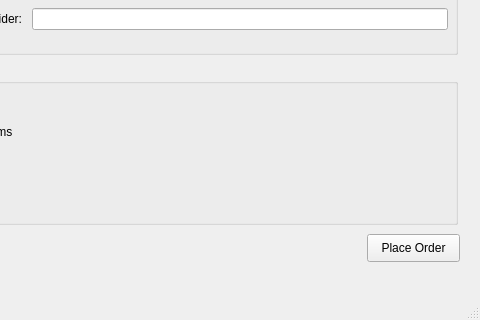
Above: ui_files/OnlineOrderCheckout.ui from TahaZahid05/Restaurant-Managment-System before the change; both pictures show x 163 to 643 and y 506 to 826 of the 643 by 826 pixel window. Below: the same form after it.
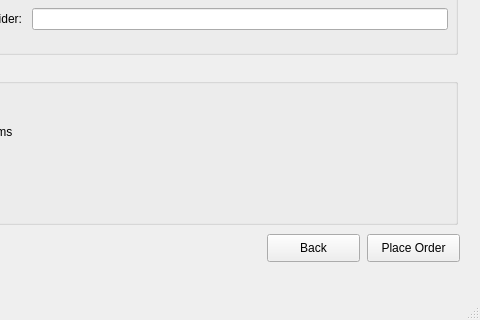
That is the form after the change.

The edit to the form file:
```diff
--- a/ui_files/OnlineOrderCheckout.ui
+++ b/ui_files/OnlineOrderCheckout.ui
@@ -305,6 +305,19 @@
      <string>Place Order</string>
     </property>
    </widget>
+   <widget class="QPushButton" name="backButton">
+    <property name="geometry">
+     <rect>
+      <x>430</x>
+      <y>740</y>
+      <width>93</width>
+      <height>28</height>
+     </rect>
+    </property>
+    <property name="text">
+     <string>Back</string>
+    </property>
+   </widget>
   </widget>
   <widget class="QMenuBar" name="menubar">
    <property name="geometry">
```
